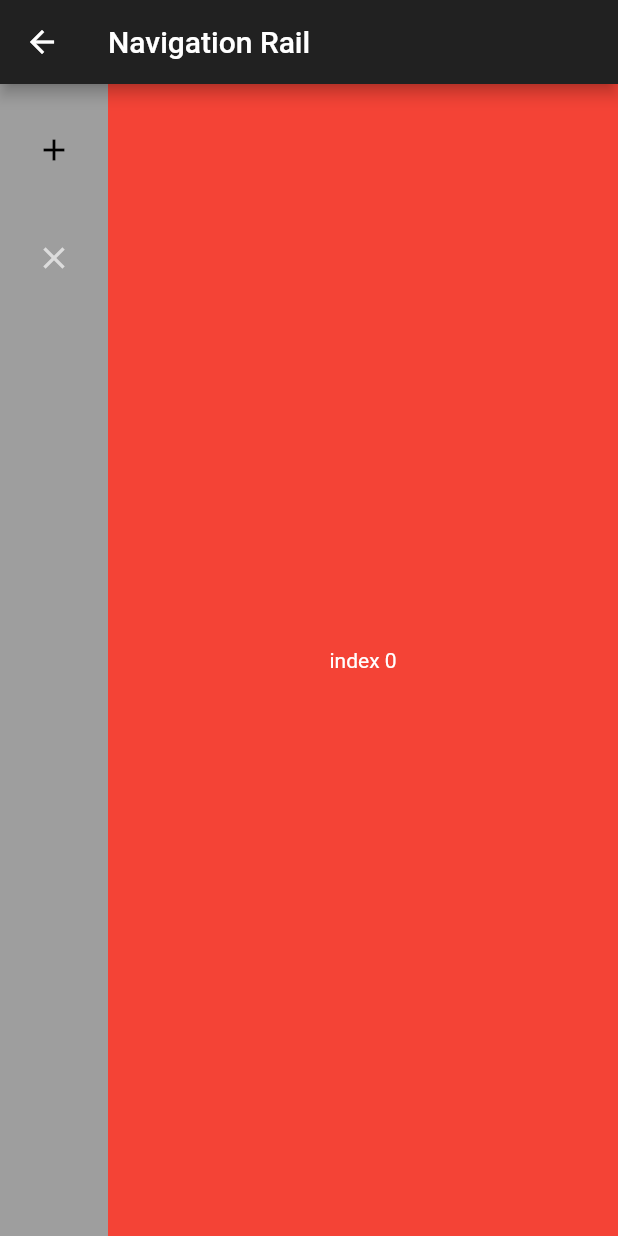
After one commit to Arkangel12/the_dart_side, a Flutter app: the screen it shows after launch, scrolled down 84 dp, after a tap on "Navigation Rail Example", on a phone screen of 412 x 824 dp. The commit adds this screen. Run offline on Flutter 3.47's test engine with Material 2 defaults, Android fonts, the phone set to English and light mode, and no system bars; our stand-ins replace cloud_firestore, firebase_auth; accounts and stored records are empty.

Commit message:
add navigation rail widget

```diff
--- a/lib/src/app.dart
+++ b/lib/src/app.dart
@@ -19,6 +19,7 @@ import 'package:the_dart_side/src/custom_appbar/episode3_page.dart';
 import 'package:the_dart_side/src/multi_layout/episode8_page.dart';
 import 'package:the_dart_side/src/responsive/episode7_page.dart';
 import 'package:the_dart_side/src/ui_samples/curve_menu.dart';
+import 'package:the_dart_side/src/wad/navigation_rail_example.dart';
 
 import 'firestore/samples_firestore.dart';
 
@@ -153,6 +154,13 @@ class MenuPage extends StatelessWidget {
                     AuthScreen(),
                   ),
                 ),
+                RaisedButton(
+                  child: Text("Navigation Rail Example"),
+                  onPressed: () => _openNewPage(
+                    context,
+                    NavigationRailExample(),
+                  ),
+                ),
               ],
             ),
           ),
--- /dev/null
+++ b/lib/src/wad/navigation_rail_example.dart
@@ -0,0 +1,83 @@
+import 'package:flutter/material.dart';
+
+class NavigationRailExample extends StatefulWidget {
+  @override
+  _NavigationRailExampleState createState() => _NavigationRailExampleState();
+}
+
+class _NavigationRailExampleState extends State<NavigationRailExample> {
+  int selectedIndex = 0;
+  bool isExtended = false;
+  PageController _controller = PageController();
+
+  _changeIndex(int index) {
+    _controller.jumpToPage(index);
+    setState(() {
+      selectedIndex = index;
+    });
+  }
+
+  _changeExtendedState() {
+    setState(() {
+      isExtended = !isExtended;
+    });
+  }
+
+  @override
+  Widget build(BuildContext context) {
+    return Scaffold(
+      appBar: AppBar(
+        title: Text('Navigation Rail'),
+      ),
+      body: Row(
+        children: <Widget>[
+          GestureDetector(
+            onTap: (){
+              _changeExtendedState();
+            },
+            child: NavigationRail(
+              extended: isExtended,
+              backgroundColor: Colors.grey[500],
+              labelType: NavigationRailLabelType.none,
+              selectedIndex: selectedIndex,
+              selectedLabelTextStyle: TextStyle(color: Colors.black),
+              selectedIconTheme: IconThemeData(color: Colors.black),
+              onDestinationSelected: (index){
+                _changeIndex(index);
+              },
+              destinations: [
+                NavigationRailDestination(icon: Icon(Icons.add), label: Text('Add')),
+                NavigationRailDestination(icon: Icon(Icons.clear), label: Text('Clear')),
+              ],
+            ),
+          ),
+          Expanded(
+            child: _pages(),
+//            child: Container(
+//              alignment: Alignment.center,
+//              child: Text('Selected Index: $selectedIndex'),
+//            ),
+          )
+        ],
+      ),
+    );
+  }
+
+  Widget _pages() {
+    return PageView(
+      controller: _controller,
+      children: <Widget>[
+        Container(
+          color: Colors.red,
+          alignment: Alignment.center,
+          child: Text('index $selectedIndex'),
+        ),
+        Container(
+          color: Colors.blue,
+          alignment: Alignment.center,
+          child: Text('index $selectedIndex'),
+        ),
+      ],
+    );
+  }
+}
```
Also changed, not shown: 1 other file.
